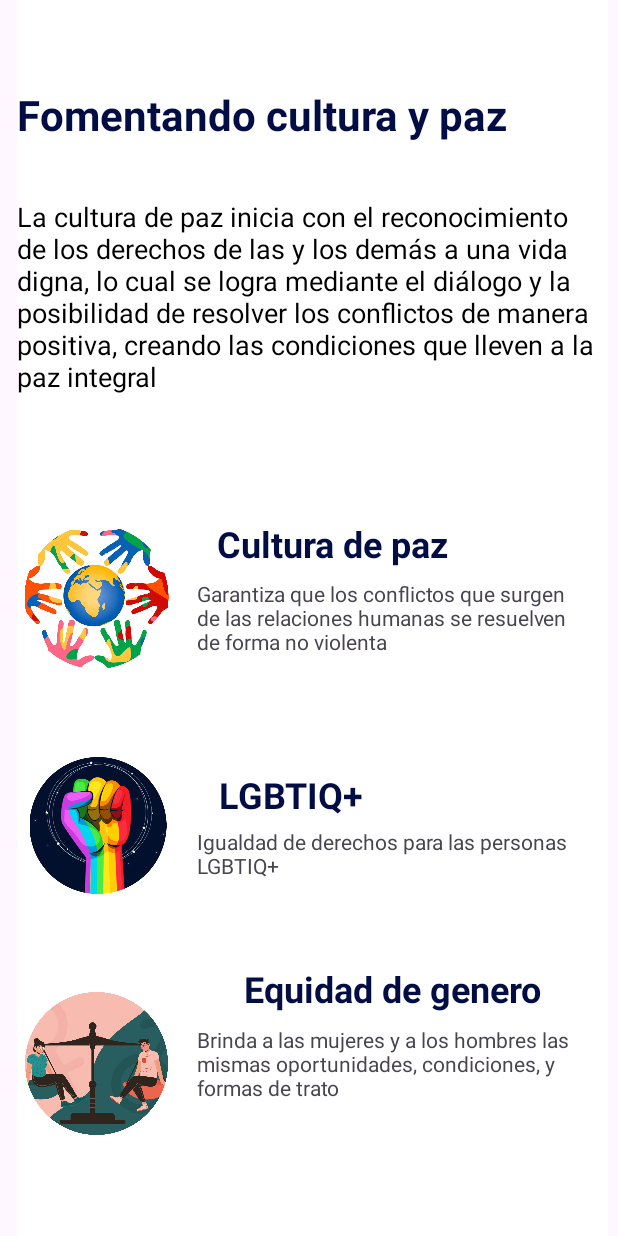
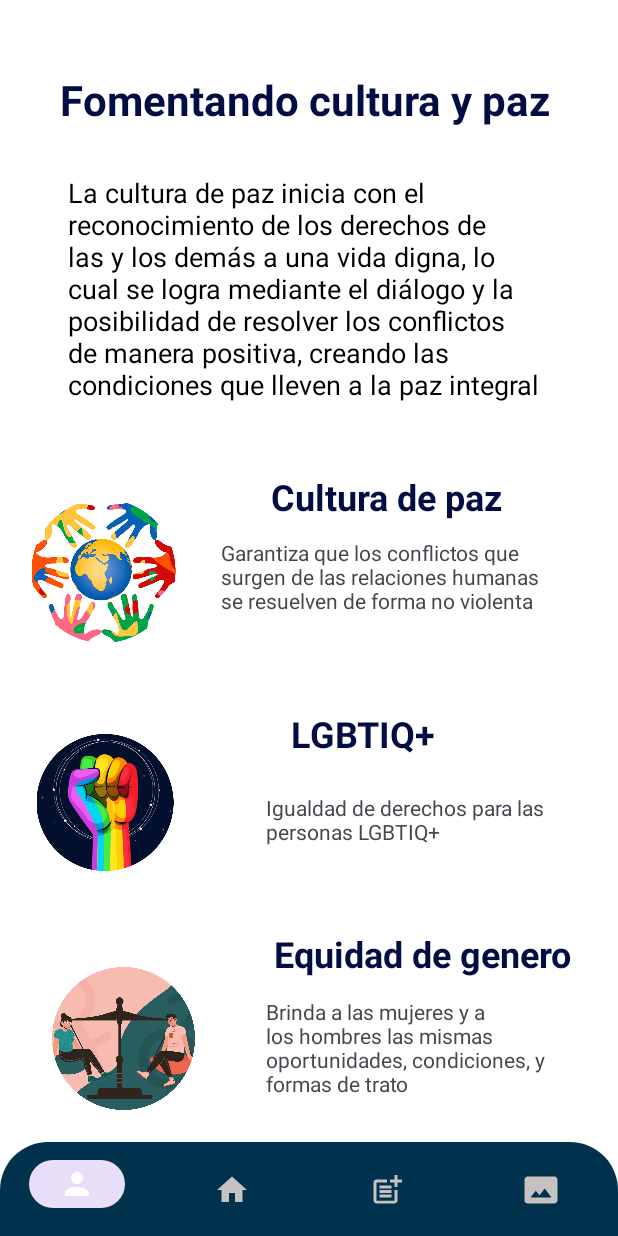
Before and after one commit to andreatosne/cultupaz4, an Android app: the Principalblog screen opened directly, with no data from a screen before it, on a phone screen of 412 x 824 dp. Run offline under Robolectric (Android 15) with nearby library versions, the phone set to English and light mode, and no system bars.

Commit message:
conexiónes y orientacion

```diff
--- a/app/src/main/java/com/example/cultupaz3/Bienvenido.java
+++ b/app/src/main/java/com/example/cultupaz3/Bienvenido.java
@@ -3,6 +3,7 @@ package com.example.cultupaz3;
 import androidx.appcompat.app.AppCompatActivity;
 
 import android.content.Intent;
+import android.content.pm.ActivityInfo;
 import android.os.Bundle;
 import android.view.View;
 import android.widget.Button;
@@ -15,7 +16,7 @@ public class Bienvenido extends AppCompatActivity {
     protected void onCreate(Bundle savedInstanceState) {
         super.onCreate(savedInstanceState);
         setContentView(R.layout.activity_bienvenido);
-
+        setRequestedOrientation(ActivityInfo.SCREEN_ORIENTATION_PORTRAIT);
         btn_empezar = findViewById(R.id.btn_empezar);
 
         btn_empezar.setOnClickListener(new View.OnClickListener() {
--- a/app/src/main/java/com/example/cultupaz3/Blog.java
+++ b/app/src/main/java/com/example/cultupaz3/Blog.java
@@ -2,6 +2,7 @@ package com.example.cultupaz3;
 
 import androidx.appcompat.app.AppCompatActivity;
 
+import android.content.pm.ActivityInfo;
 import android.graphics.Color;
 import android.os.Bundle;
 import android.text.method.LinkMovementMethod;
@@ -13,6 +14,7 @@ public class Blog extends AppCompatActivity {
     protected void onCreate(Bundle savedInstanceState) {
         super.onCreate(savedInstanceState);
         setContentView(R.layout.activity_blog);
+        setRequestedOrientation(ActivityInfo.SCREEN_ORIENTATION_PORTRAIT);
         // Text view number 1 to add hyperlink
         TextView linkTextView = findViewById(R.id.textView8);
 
--- a/app/src/main/java/com/example/cultupaz3/ImagenCompleta.java
+++ b/app/src/main/java/com/example/cultupaz3/ImagenCompleta.java
@@ -1,6 +1,7 @@
 package com.example.cultupaz3;
 
 import android.content.Intent;
+import android.content.pm.ActivityInfo;
 import android.os.Bundle;
 import android.widget.ImageView;
 
@@ -18,7 +19,7 @@ public class ImagenCompleta extends AppCompatActivity {
     protected void onCreate(Bundle savedInstanceState) {
         super.onCreate(savedInstanceState);
         setContentView(R.layout.activity_imagen_completa);
-
+        setRequestedOrientation(ActivityInfo.SCREEN_ORIENTATION_PORTRAIT);
         imageView = (ImageView)findViewById(R.id.iv_logo);
 
         ActionBar actionBar = getSupportActionBar();
--- a/app/src/main/java/com/example/cultupaz3/Login.java
+++ b/app/src/main/java/com/example/cultupaz3/Login.java
@@ -3,6 +3,7 @@ package com.example.cultupaz3;
 import androidx.annotation.NonNull;
 import androidx.appcompat.app.AppCompatActivity;
 
+import android.content.pm.ActivityInfo;
 import android.os.Bundle;
 import android.view.MenuItem;
 
@@ -18,6 +19,8 @@ public class Login extends AppCompatActivity {
     protected void onCreate(Bundle savedInstanceState) {
         super.onCreate(savedInstanceState);
         setContentView(R.layout.activity_login);
+        setRequestedOrientation(ActivityInfo.SCREEN_ORIENTATION_PORTRAIT);
+
 
 
 
--- a/app/src/main/java/com/example/cultupaz3/Muro.java
+++ b/app/src/main/java/com/example/cultupaz3/Muro.java
@@ -3,6 +3,7 @@ package com.example.cultupaz3;
 import androidx.appcompat.app.AppCompatActivity;
 
 import android.content.Intent;
+import android.content.pm.ActivityInfo;
 import android.os.Bundle;
 import android.view.View;
 
@@ -16,6 +17,7 @@ public class Muro extends AppCompatActivity {
     protected void onCreate(Bundle savedInstanceState) {
         super.onCreate(savedInstanceState);
         setContentView(R.layout.activity_muro);
+        setRequestedOrientation(ActivityInfo.SCREEN_ORIENTATION_PORTRAIT);
         newFloatingActionButton = findViewById(R.id.newFloatingActionButton);
 
         newFloatingActionButton.setOnClickListener(new View.OnClickListener() {
--- a/app/src/main/java/com/example/cultupaz3/Principalblog.java
+++ b/app/src/main/java/com/example/cultupaz3/Principalblog.java
@@ -3,6 +3,7 @@ package com.example.cultupaz3;
 import androidx.appcompat.app.AppCompatActivity;
 
 import android.content.Intent;
+import android.content.pm.ActivityInfo;
 import android.os.Bundle;
 import android.view.View;
 import android.widget.TextView;
@@ -16,6 +17,7 @@ public class Principalblog extends AppCompatActivity {
     protected void onCreate(Bundle savedInstanceState) {
         super.onCreate(savedInstanceState);
         setContentView(R.layout.activity_principalblog);
+        setRequestedOrientation(ActivityInfo.SCREEN_ORIENTATION_PORTRAIT);
         LGBTIQ =  findViewById(R.id.LGTBIQ);
 
         culturaypaz  = findViewById(R.id.culturaypaz);
--- a/app/src/main/java/com/example/cultupaz3/Terminosycondiciones.java
+++ b/app/src/main/java/com/example/cultupaz3/Terminosycondiciones.java
@@ -3,6 +3,7 @@ package com.example.cultupaz3;
 import androidx.appcompat.app.AppCompatActivity;
 
 import android.content.Intent;
+import android.content.pm.ActivityInfo;
 import android.os.Bundle;
 import android.view.View;
 import android.widget.Button;
@@ -15,6 +16,7 @@ public class Terminosycondiciones extends AppCompatActivity {
     protected void onCreate(Bundle savedInstanceState) {
         super.onCreate(savedInstanceState);
         setContentView(R.layout.activity_terminosycondiciones);
+        setRequestedOrientation(ActivityInfo.SCREEN_ORIENTATION_PORTRAIT);
         btn_acepta_terminos = findViewById(R.id.btn_acepta_terminos);
         btn_cancelar_terminos=findViewById(R.id.btn_cancelar_terminos);
 
--- a/app/src/main/java/com/example/cultupaz3/galeriaarts.java
+++ b/app/src/main/java/com/example/cultupaz3/galeriaarts.java
@@ -1,6 +1,7 @@
 package com.example.cultupaz3;
 
 import android.content.Intent;
+import android.content.pm.ActivityInfo;
 import android.os.Bundle;
 import android.view.View;
 import android.widget.AdapterView;
@@ -18,6 +19,7 @@ public class galeriaarts extends AppCompatActivity {
     protected void onCreate(Bundle savedInstanceState) {
         super.onCreate(savedInstanceState);
         setContentView(R.layout.activity_galeriaarts);
+        setRequestedOrientation(ActivityInfo.SCREEN_ORIENTATION_PORTRAIT);
 
         gridView =(GridView)findViewById(R.id.gv_imagenes);
         gridView.setAdapter(new GaleriaArtes( this));
--- a/app/src/main/java/com/example/cultupaz3/lgtbiq_informacion.java
+++ b/app/src/main/java/com/example/cultupaz3/lgtbiq_informacion.java
@@ -2,6 +2,7 @@ package com.example.cultupaz3;
 
 import androidx.appcompat.app.AppCompatActivity;
 
+import android.content.pm.ActivityInfo;
 import android.os.Bundle;
 
 public class lgtbiq_informacion extends AppCompatActivity {
@@ -10,5 +11,6 @@ public class lgtbiq_informacion extends AppCompatActivity {
     protected void onCreate(Bundle savedInstanceState) {
         super.onCreate(savedInstanceState);
         setContentView(R.layout.activity_lgtbiq_informacion);
+        setRequestedOrientation(ActivityInfo.SCREEN_ORIENTATION_PORTRAIT);
     }
 }
--- a/app/src/main/java/com/example/cultupaz3/newmensaje.java
+++ b/app/src/main/java/com/example/cultupaz3/newmensaje.java
@@ -3,6 +3,7 @@ package com.example.cultupaz3;
 import androidx.appcompat.app.AppCompatActivity;
 
 import android.content.Intent;
+import android.content.pm.ActivityInfo;
 import android.os.Bundle;
 import android.view.View;
 import android.widget.Button;
@@ -13,6 +14,7 @@ Button characterButton;
     protected void onCreate(Bundle savedInstanceState) {
         super.onCreate(savedInstanceState);
         setContentView(R.layout.activity_newmensaje);
+        setRequestedOrientation(ActivityInfo.SCREEN_ORIENTATION_PORTRAIT);
         characterButton= findViewById(R.id.characterButton);
 
         characterButton.setOnClickListener(new View.OnClickListener() {
--- a/app/src/main/java/com/example/cultupaz3/vistaprincipal.java
+++ b/app/src/main/java/com/example/cultupaz3/vistaprincipal.java
@@ -3,6 +3,7 @@ package com.example.cultupaz3;
 import androidx.appcompat.app.AppCompatActivity;
 
 import android.content.Intent;
+import android.content.pm.ActivityInfo;
 import android.os.Bundle;
 import android.view.View;
 import android.widget.ImageView;
@@ -15,14 +16,11 @@ public class vistaprincipal extends AppCompatActivity {
     protected void onCreate(Bundle savedInstanceState) {
         super.onCreate(savedInstanceState);
         setContentView(R.layout.activity_vistaprincipal);
+        setRequestedOrientation(ActivityInfo.SCREEN_ORIENTATION_PORTRAIT);
 
         tem1=findViewById(R.id.tem1);
-
-
-
         tem2 = findViewById(R.id.tem2);
         tem3 =findViewById(R.id.tem3);
-
 
         tem1.setOnClickListener(new View.OnClickListener() {
             @Override
--- a/app/src/main/res/layout/activity_principalblog.xml
+++ b/app/src/main/res/layout/activity_principalblog.xml
@@ -1,15 +1,13 @@
 <?xml version="1.0" encoding="utf-8"?>
 <androidx.constraintlayout.widget.ConstraintLayout xmlns:android="http://schemas.android.com/apk/res/android"
     xmlns:app="http://schemas.android.com/apk/res-auto"
+    xmlns:card_view="http://schemas.android.com/apk/res-auto"
     xmlns:tools="http://schemas.android.com/tools"
     android:layout_width="match_parent"
     android:layout_height="match_parent"
     tools:context=".Principalblog"
     android:orientation="vertical"
-    android:background="@color/white"
-    android:layout_marginLeft="5pt"
-    android:layout_marginRight="3pt">
-
+    android:background="@color/white">
 
     <TextView
         android:layout_width="wrap_content"
@@ -18,150 +16,160 @@
         android:text="@string/tittle"
         android:textColor="@color/purple_500"
         android:textSize="28sp"
-
         android:textStyle="normal|bold"
         app:layout_constraintBottom_toBottomOf="parent"
         app:layout_constraintEnd_toEndOf="parent"
-        app:layout_constraintHorizontal_bias="0.0"
+        app:layout_constraintHorizontal_bias="0.465"
         app:layout_constraintStart_toStartOf="parent"
         app:layout_constraintTop_toTopOf="parent"
-        app:layout_constraintVertical_bias="0.073" />
+        app:layout_constraintVertical_bias="0.06" />
 
     <TextView
-        android:id="@+id/textView6"
-        android:layout_width="wrap_content"
-
-        android:layout_height="wrap_content"
-
+        android:layout_width="320dp"
+        android:layout_height="166dp"
         android:gravity="left"
-
         android:text="@string/descripcion"
         android:textColor="@color/black"
         android:textSize="18sp"
         app:layout_constraintBottom_toBottomOf="parent"
         app:layout_constraintEnd_toEndOf="parent"
-        app:layout_constraintHorizontal_bias="0.0"
+        app:layout_constraintHorizontal_bias="0.494"
         app:layout_constraintStart_toStartOf="parent"
         app:layout_constraintTop_toTopOf="parent"
-        app:layout_constraintVertical_bias="0.191" />
-
+        app:layout_constraintVertical_bias="0.176" />
+    <TextView
+        android:id="@+id/culturaypaz"
+        android:layout_width="wrap_content"
+        android:layout_height="wrap_content"
+        android:layout_marginLeft="12pt"
+        android:text="@string/cultura"
+        android:textColor="@color/purple_500"
+        android:textSize="24sp"
+        android:textStyle="bold"
+        app:layout_constraintBottom_toBottomOf="parent"
+        app:layout_constraintEnd_toEndOf="parent"
+        app:layout_constraintHorizontal_bias="0.667"
+        app:layout_constraintStart_toStartOf="parent"
+        app:layout_constraintTop_toTopOf="parent"
+        app:layout_constraintVertical_bias="0.398" />
     <ImageView
         android:layout_width="106dp"
         android:layout_height="96dp"
         android:src="@drawable/culturaypaz"
-
         app:layout_constraintBottom_toBottomOf="parent"
         app:layout_constraintEnd_toEndOf="parent"
-        app:layout_constraintHorizontal_bias="0.0"
+        app:layout_constraintHorizontal_bias="0.052"
         app:layout_constraintStart_toStartOf="parent"
         app:layout_constraintTop_toTopOf="parent"
-        app:layout_constraintVertical_bias="0.481" />
+        app:layout_constraintVertical_bias="0.457" />
+    <TextView
+        android:layout_width="229dp"
+        android:layout_height="69dp"
+        android:gravity="left"
+        android:text="@string/descultura"
+        app:layout_constraintBottom_toBottomOf="parent"
+        app:layout_constraintEnd_toEndOf="parent"
+        app:layout_constraintHorizontal_bias="0.807"
+        app:layout_constraintStart_toStartOf="parent"
+        app:layout_constraintTop_toTopOf="parent"
+        app:layout_constraintVertical_bias="0.475" />
 
     <ImageView
         android:layout_width="104dp"
         android:layout_height="91dp"
         android:src="@drawable/lgbtiq"
-
         app:layout_constraintBottom_toBottomOf="parent"
         app:layout_constraintEnd_toEndOf="parent"
-        app:layout_constraintHorizontal_bias="0.006"
+        app:layout_constraintHorizontal_bias="0.058"
         app:layout_constraintStart_toStartOf="parent"
         app:layout_constraintTop_toTopOf="parent"
-        app:layout_constraintVertical_bias="0.689" />
+        app:layout_constraintVertical_bias="0.668" />
 
     <ImageView
         android:layout_width="106dp"
         android:layout_height="95dp"
         android:src="@drawable/equidad"
-
         app:layout_constraintBottom_toBottomOf="parent"
         app:layout_constraintEnd_toEndOf="parent"
-        app:layout_constraintHorizontal_bias="0.0"
+        app:layout_constraintHorizontal_bias="0.095"
         app:layout_constraintStart_toStartOf="parent"
         app:layout_constraintTop_toTopOf="parent"
-        app:layout_constraintVertical_bias="0.908" />
+        app:layout_constraintVertical_bias="0.885" />
 
     <TextView
         android:id="@+id/LGTBIQ"
         android:layout_width="wrap_content"
         android:layout_height="wrap_content"
+        android:layout_marginLeft="12pt"
         android:text="@string/derechosl"
         android:textColor="@color/purple_500"
         android:textSize="24sp"
         android:textStyle="bold"
-
-
         app:layout_constraintBottom_toBottomOf="parent"
         app:layout_constraintEnd_toEndOf="parent"
-        app:layout_constraintHorizontal_bias="0.399"
+        app:layout_constraintHorizontal_bias="0.579"
         app:layout_constraintStart_toStartOf="parent"
         app:layout_constraintTop_toTopOf="parent"
-        app:layout_constraintVertical_bias="0.649"
-        android:layout_marginLeft="12pt"/>
+        app:layout_constraintVertical_bias="0.597" />
 
     <TextView
-        android:layout_width="248dp"
-        android:layout_height="46dp"
+        android:layout_width="188dp"
+        android:layout_height="37dp"
         android:text="@string/derechosldescripcion"
         app:layout_constraintBottom_toBottomOf="parent"
         app:layout_constraintEnd_toEndOf="parent"
-        app:layout_constraintHorizontal_bias="0.82"
+        app:layout_constraintHorizontal_bias="0.793"
         app:layout_constraintStart_toStartOf="parent"
         app:layout_constraintTop_toTopOf="parent"
-        app:layout_constraintVertical_bias="0.709" />
+        app:layout_constraintVertical_bias="0.672" />
 
-    <TextView
-        android:id="@+id/culturaypaz"
-        android:layout_width="wrap_content"
-        android:layout_height="wrap_content"
-        android:text="@string/cultura"
-        android:textColor="@color/purple_500"
-        android:textSize="24sp"
-        android:textStyle="bold"
-        android:layout_marginLeft="12pt"
 
-        app:layout_constraintBottom_toBottomOf="parent"
-        app:layout_constraintEnd_toEndOf="parent"
-        app:layout_constraintStart_toStartOf="parent"
-        app:layout_constraintTop_toTopOf="parent"
-        app:layout_constraintVertical_bias="0.437" />
 
-    <TextView
-        android:layout_width="262dp"
-        android:layout_height="82dp"
-        android:gravity="left"
-        android:text="@string/descultura"
-        app:layout_constraintBottom_toBottomOf="parent"
-        app:layout_constraintEnd_toEndOf="parent"
-        app:layout_constraintHorizontal_bias="0.908"
-        app:layout_constraintStart_toStartOf="parent"
-        app:layout_constraintTop_toTopOf="parent"
-        app:layout_constraintVertical_bias="0.52" />
+
 
     <TextView
         android:layout_width="wrap_content"
         android:layout_height="wrap_content"
+        android:layout_marginLeft="12pt"
         android:text="@string/derechosninos"
         android:textColor="@color/purple_500"
         android:textSize="24sp"
         android:textStyle="bold"
         app:layout_constraintBottom_toBottomOf="parent"
         app:layout_constraintEnd_toEndOf="parent"
-        app:layout_constraintHorizontal_bias="0.74"
+        app:layout_constraintHorizontal_bias="0.834"
         app:layout_constraintStart_toStartOf="parent"
         app:layout_constraintTop_toTopOf="parent"
-        app:layout_constraintVertical_bias="0.812"
-        android:layout_marginLeft="12pt"/>
+        app:layout_constraintVertical_bias="0.783" />
 
     <TextView
-        android:layout_width="268dp"
-        android:layout_height="64dp"
+        android:layout_width="186dp"
+        android:layout_height="75dp"
         android:text="@string/equidadgenerodescripcion"
         app:layout_constraintBottom_toBottomOf="parent"
         app:layout_constraintEnd_toEndOf="parent"
-        app:layout_constraintHorizontal_bias="0.952"
+        app:layout_constraintHorizontal_bias="0.786"
         app:layout_constraintStart_toStartOf="parent"
         app:layout_constraintTop_toTopOf="parent"
-        app:layout_constraintVertical_bias="0.899" />
+        app:layout_constraintVertical_bias="0.888" />
+    <RelativeLayout
+        android:layout_width="match_parent"
+        android:layout_height="match_parent"
+        tools:context=".Barra_Navegacion">
+
+
+        <com.google.android.material.bottomnavigation.BottomNavigationView
+            android:id="@+id/nav"
+            android:layout_width="match_parent"
+            android:layout_height="64dp"
+            android:layout_alignParentBottom="true"
+            android:layout_marginBottom="-1dp"
+            android:background="@drawable/ssssss"
+            card_view:itemIconTint="@drawable/slllll"
+            card_view:itemTextColor="@drawable/slllll"
+            card_view:menu="@menu/menu_bar" />
+
+
+    </RelativeLayout>
 
 </androidx.constraintlayout.widget.ConstraintLayout>
```
Also changed, not shown: app/src/main/res/layout/activity_lgtbiq_informacion.xml (+41 -18 lines), app/src/main/res/layout/activity_muro.xml (+10 -10 lines).
